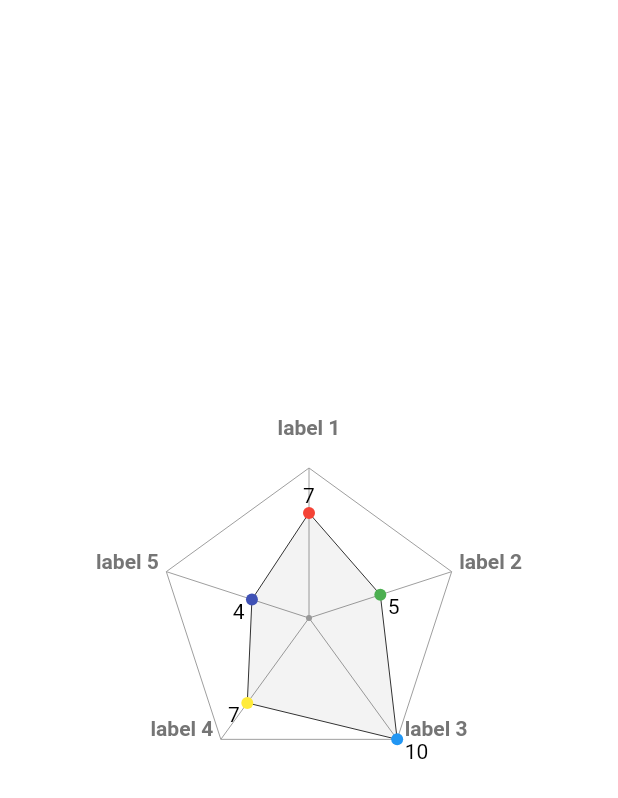
After one commit to Junryeol/eros-dating-app, a Flutter app: the screen it shows after launch, after a tap on "/test", on a phone screen of 412 x 824 dp. The commit adds this screen. Shown: the top 798 px of the screen. Run offline on Flutter 3.47's test engine with Material 2 defaults, Android fonts, the phone set to English and light mode, and no system bars; our stand-ins replace easy_localization, image_picker, page_view_indicators, shared_preferences; missing offline and left inert: flutter_picker, image_crop; network calls fail.

Commit message:
spider chart 틀 추가

```diff
--- a/lib/configs/route.dart
+++ b/lib/configs/route.dart
@@ -12,10 +12,12 @@
 import 'package:eros/widgets/pages/system/splash_page.dart';
 import 'package:eros/widgets/pages/system/intro_page.dart';
 import 'package:eros/widgets/pages/profile/image_crop_page.dart';
+import 'package:eros/widgets/pages/test_page.dart';
 
 class RoutePath {
   static routes(context){
     return {
+      '/test': (context) => TestPage(),
       '/home': (context) => HomePage(),
       '/image_crop': (context) => ImageCropPage(),
       '/intro': (context) => IntroPage(),
--- /dev/null
+++ b/lib/widgets/custom/spider_chart.dart
@@ -0,0 +1,182 @@
+import 'dart:ui';
+
+import 'package:flutter/material.dart';
+import 'dart:math' show pi, cos, sin;
+
+class SpiderChart extends StatelessWidget {
+  final List<double> data;
+  final double maxValue;
+  final List<Color> colors;
+  final List<String> labels;
+  final decimalPrecision;
+  final Size size;
+  final double fallbackHeight;
+  final double fallbackWidth;
+
+  SpiderChart({
+    Key key,
+    @required this.data,
+    @required this.colors,
+    @required this.maxValue,
+    this.labels,
+    this.size = Size.infinite,
+    this.decimalPrecision = 0,
+    this.fallbackHeight = 200,
+    this.fallbackWidth = 200,
+  })  : assert(data.length == colors.length,
+  'Length of data and color lists must be equal'),
+        assert(labels != null ? data.length == labels.length : true,
+        'Length of data and labels lists must be equal'),
+        super(key: key);
+
+  @override
+  Widget build(BuildContext context) {
+    return LimitedBox(
+      maxWidth: fallbackWidth,
+      maxHeight: fallbackHeight,
+      child: CustomPaint(
+        size: size,
+        painter: SpiderChartPainter(
+            data, maxValue, colors, labels, decimalPrecision),
+      ),
+    );
+  }
+}
+
+class SpiderChartPainter extends CustomPainter {
+  final List<double> data;
+  final double maxNumber;
+  final List<Color> colors;
+  final List<String> labels;
+  final decimalPrecision;
+
+  final Paint spokes = Paint()..color = Colors.grey;
+
+  final Paint fill = Paint()
+    ..color = Color.fromARGB(15, 50, 50, 50)
+    ..style = PaintingStyle.fill;
+
+  final Paint stroke = Paint()
+    ..color = Color.fromARGB(255, 50, 50, 50)
+    ..style = PaintingStyle.stroke;
+
+  SpiderChartPainter(this.data, this.maxNumber, this.colors, this.labels,
+      this.decimalPrecision);
+
+  @override
+  void paint(Canvas canvas, Size size) {
+    Offset center = size.center(Offset.zero);
+
+    double angle = (2 * pi) / data.length;
+
+    var dataPoints = List<Offset>();
+
+    for (var i = 0; i < data.length; i++) {
+      var scaledRadius = (data[i] / maxNumber) * center.dy;
+      var x = scaledRadius * cos(angle * i - pi / 2);
+      var y = scaledRadius * sin(angle * i - pi / 2);
+
+      dataPoints.add(Offset(x, y) + center);
+    }
+
+    var outerPoints = List<Offset>();
+
+    for (var i = 0; i < data.length; i++) {
+      var x = center.dy * cos(angle * i - pi / 2);
+      var y = center.dy * sin(angle * i - pi / 2);
+
+      outerPoints.add(Offset(x, y) + center);
+    }
+
+    if (this.labels != null) {
+      paintLabels(canvas, center, outerPoints, this.labels);
+    }
+    paintGraphOutline(canvas, center, outerPoints);
+    paintDataLines(canvas, dataPoints);
+    paintDataPoints(canvas, dataPoints);
+    paintText(canvas, center, dataPoints, data);
+  }
+
+  void paintDataLines(Canvas canvas, List<Offset> points) {
+    Path path = Path()..addPolygon(points, true);
+
+    canvas.drawPath(
+      path,
+      fill,
+    );
+
+    canvas.drawPath(path, stroke);
+  }
+
+  void paintDataPoints(Canvas canvas, List<Offset> points) {
+    for (var i = 0; i < points.length; i++) {
+      canvas.drawCircle(points[i], 4.0, Paint()..color = colors[i]);
+    }
+  }
+
+  void paintText(
+      Canvas canvas, Offset center, List<Offset> points, List<double> data) {
+    var textPainter = TextPainter(textDirection: TextDirection.ltr);
+    for (var i = 0; i < points.length; i++) {
+      String s = data[i].toStringAsFixed(decimalPrecision);
+      textPainter.text =
+          TextSpan(text: s, style: TextStyle(color: Colors.black));
+      textPainter.layout();
+      if (points[i].dx < center.dx) {
+        textPainter.paint(
+            canvas, points[i].translate(-(textPainter.size.width + 5.0), 0));
+      } else if (points[i].dx > center.dx) {
+        textPainter.paint(canvas, points[i].translate(5.0, 0));
+      } else if (points[i].dy < center.dy) {
+        textPainter.paint(
+            canvas, points[i].translate(-(textPainter.size.width / 2), -20));
+      } else {
+        textPainter.paint(
+            canvas, points[i].translate(-(textPainter.size.width / 2), 4));
+      }
+    }
+  }
+
+  void paintGraphOutline(Canvas canvas, Offset center, List<Offset> points) {
+    for (var i = 0; i < points.length; i++) {
+      canvas.drawLine(center, points[i], spokes);
+    }
+
+    //TODO: this could cause a rendering issue later if the rendering order is ever changed
+    //        using the spread operator in 'drawPoints' would fix this, but would require a
+    //        dart version bump.
+    points.add(points[0]);
+
+    canvas.drawPoints(PointMode.polygon, points, spokes);
+    canvas.drawCircle(center, 2, spokes);
+  }
+
+  void paintLabels(
+      Canvas canvas, Offset center, List<Offset> points, List<String> labels) {
+    var textPainter = TextPainter(textDirection: TextDirection.ltr);
+    var textStyle =
+    TextStyle(color: Colors.grey.shade600, fontWeight: FontWeight.bold);
+
+    for (var i = 0; i < points.length; i++) {
+      textPainter.text = TextSpan(text: labels[i], style: textStyle);
+      textPainter.layout();
+      if (points[i].dx < center.dx) {
+        textPainter.paint(
+            canvas, points[i].translate(-(textPainter.size.width + 5.0), -15));
+      } else if (points[i].dx > center.dx) {
+        textPainter.paint(canvas, points[i].translate(5.0, -15));
+      } else if (points[i].dy < center.dy) {
+        textPainter.paint(
+            canvas, points[i].translate(-(textPainter.size.width / 2), -35));
+      } else {
+        textPainter.paint(
+            canvas, points[i].translate(-(textPainter.size.width / 2), 20));
+      }
+    }
+  }
+
+  @override
+  bool shouldRepaint(CustomPainter oldDelegate) {
+    return true;
+  }
+}
--- /dev/null
+++ b/lib/widgets/pages/test_page.dart
@@ -0,0 +1,46 @@
+import 'package:eros/widgets/custom/spider_chart.dart';
+import 'package:flutter/material.dart';
+
+class TestPage extends StatefulWidget {
+  TestPage({Key key}) : super(key: key);
+
+  @override
+  _TestPageState createState() => _TestPageState();
+}
+
+class _TestPageState extends State<TestPage> {
+  @override
+  Widget build(BuildContext context) {
+    return Scaffold(
+      body: Center(
+        child: Container(
+          width: 200,
+          height: 200,
+          child: SpiderChart(
+              data: [
+                7,
+                5,
+                10,
+                7,
+                4,
+              ],
+              maxValue: 10,
+              colors: <Color>[
+                Colors.red,
+                Colors.green,
+                Colors.blue,
+                Colors.yellow,
+                Colors.indigo,
+              ],
+              labels: <String>[
+                "label 1",
+                "label 2",
+                "label 3",
+                "label 4",
+                "label 5",
+              ]),
+        ),
+      ),
+    );
+  }
+}
```
Also changed, not shown: lib/widgets/components/charts.dart (added).
